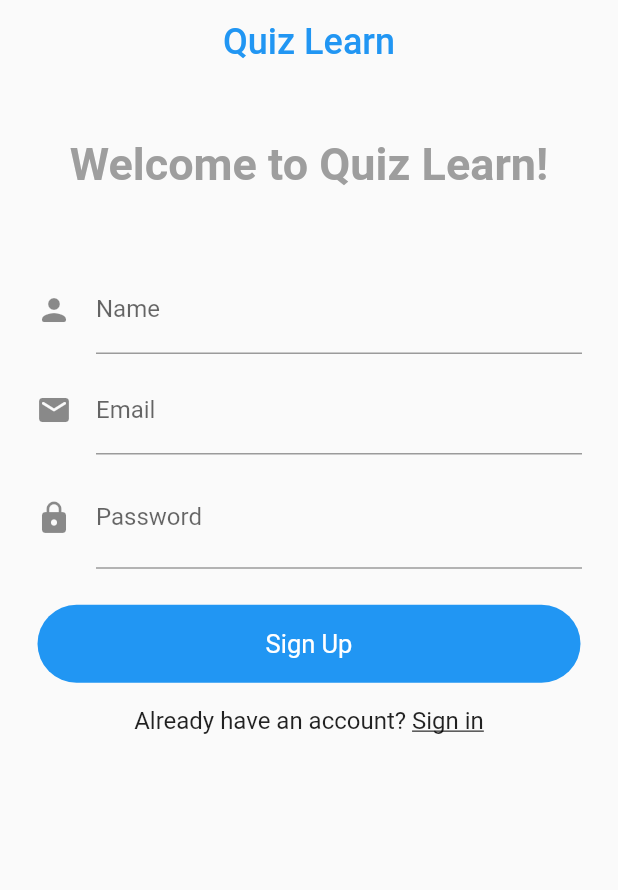
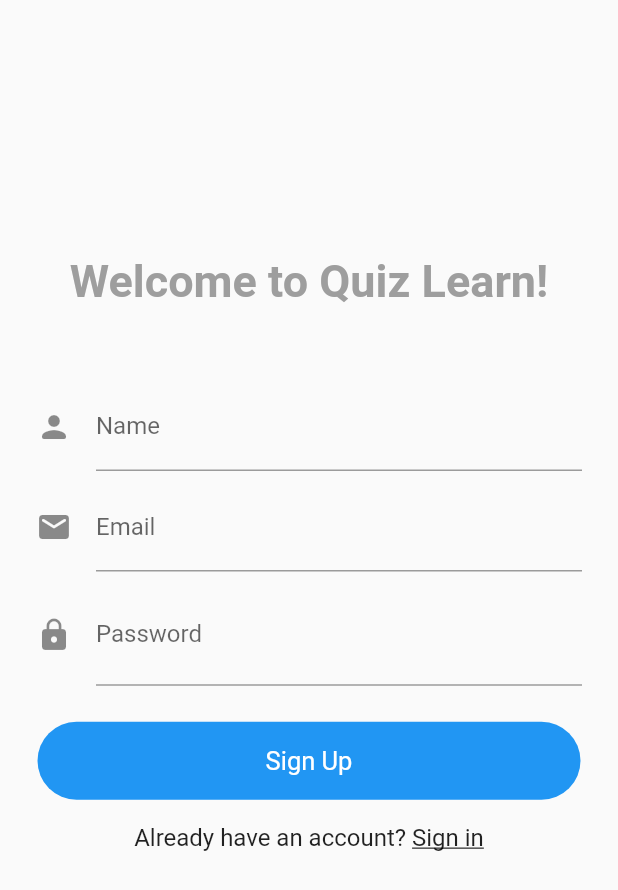
Before and after one commit to mohitj2401/Quiz_app, a Flutter app: the screen it shows after launch, after a tap on "Sign In", after a tap on "Sign Up", on a phone screen of 412 x 824 dp. Shown: the top 890 px of the screen. Run offline on Flutter 3.47's test engine with Material 2 defaults, Android fonts, the light colour scheme and no system bars; drawn by our look-alikes of animated_text_kit; our stand-ins replace dio, flutter_countdown_timer, flutter_html, flutter_rating_bar, flutter_widget_from_html, open_file and 3 more; missing offline and left inert: easy_pdf_viewer, flutter_downloader, loading_elevated_button, ndialog.

Commit message:
removed app from sign and signup

```diff
--- a/lib/views/signin.dart
+++ b/lib/views/signin.dart
@@ -73,7 +73,6 @@ class _SignInState extends State<SignIn> {
           }
         }
       } catch (e) {
-        print(e);
         setState(() {
           isLoading = false;
         });
@@ -97,16 +96,6 @@ class _SignInState extends State<SignIn> {
   @override
   Widget build(BuildContext context) {
     return Scaffold(
-      appBar: AppBar(
-        title: Center(
-            child: Text(
-          "Quiz Learn",
-          style: TextStyle(color: Colors.blue, fontSize: 24),
-        )),
-        iconTheme: IconThemeData(color: Colors.black),
-        backgroundColor: Colors.transparent,
-        elevation: 0.0,
-      ),
       body: isLoading
           ? Container(
               child: Center(
@@ -114,14 +103,18 @@ class _SignInState extends State<SignIn> {
               ),
             )
           : SingleChildScrollView(
-              child: Container(
               child: Form(
                 key: formKey,
                 child: Container(
-                      margin:
-                          EdgeInsets.symmetric(horizontal: 24, vertical: 16),
+                  alignment: Alignment.center,
+                  margin: EdgeInsets.symmetric(horizontal: 24, vertical: 50),
                   child: Column(
+                    // crossAxisAlignment: CrossAxisAlignment.end,
+                    mainAxisAlignment: MainAxisAlignment.center,
                     children: <Widget>[
+                      SizedBox(
+                        height: 100,
+                      ),
                       showAlert(),
                       SizedBox(height: 20),
                       AnimatedTextKit(
@@ -178,13 +171,11 @@ class _SignInState extends State<SignIn> {
                           suffix: InkWell(
                             onTap: _togglePasswordView,
                             child: Padding(
-                                  padding:
-                                      EdgeInsets.only(left: 8.0, right: 20),
+                              padding: EdgeInsets.only(left: 8.0, right: 20),
                               child: Icon(
                                 Icons.visibility,
                                 size: 24,
-                                    color:
-                                        _isHidden ? Colors.grey : Colors.black,
+                                color: _isHidden ? Colors.grey : Colors.black,
                               ),
                             ),
                           ),
@@ -208,8 +199,7 @@ class _SignInState extends State<SignIn> {
                           ),
                           child: Text(
                             "Sign In",
-                                style: TextStyle(
-                                    color: Colors.white, fontSize: 17),
+                            style: TextStyle(color: Colors.white, fontSize: 17),
                           ),
                         ),
                       ),
@@ -244,7 +234,7 @@ class _SignInState extends State<SignIn> {
                         height: 60,
                       )
                     ],
-                      )),
+                  ),
                 ),
               ),
             ),
--- a/lib/views/signup.dart
+++ b/lib/views/signup.dart
@@ -93,16 +93,6 @@ class _SignUpState extends State<SignUp> {
   @override
   Widget build(BuildContext context) {
     return Scaffold(
-      appBar: AppBar(
-        title: Center(
-            child: Text(
-          "Quiz Learn",
-          style: TextStyle(color: Colors.blue, fontSize: 24),
-        )),
-        iconTheme: IconThemeData(color: Colors.black),
-        backgroundColor: Colors.transparent,
-        elevation: 0.0,
-      ),
       body: isLoading
           ? Container(
               child: Center(
@@ -114,9 +104,12 @@ class _SignUpState extends State<SignUp> {
                 child: Form(
                   key: formKey,
                   child: Container(
-                    margin: EdgeInsets.symmetric(horizontal: 24, vertical: 16),
+                    margin: EdgeInsets.symmetric(horizontal: 24, vertical: 50),
                     child: Column(
                       children: <Widget>[
+                        SizedBox(
+                          height: 100,
+                        ),
                         showAlert(),
                         SizedBox(height: 20),
                         AnimatedTextKit(
```
Lines whose indentation alone changed are shown as unchanged.
